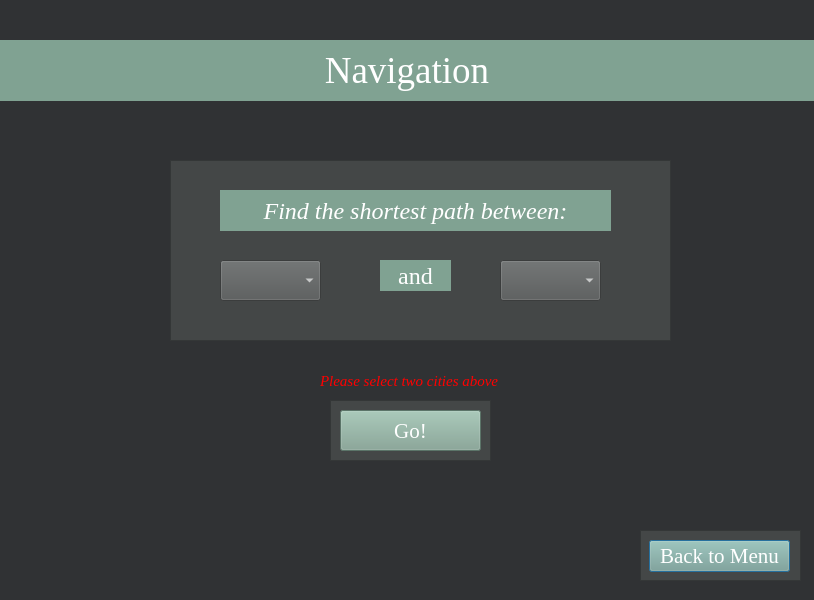
This is MiniWasalnyApp/navigate.ui in MahinourAbdelgawad/CS2-Lab-Project as Qt 5 draws it before an edit. The edited form follows.
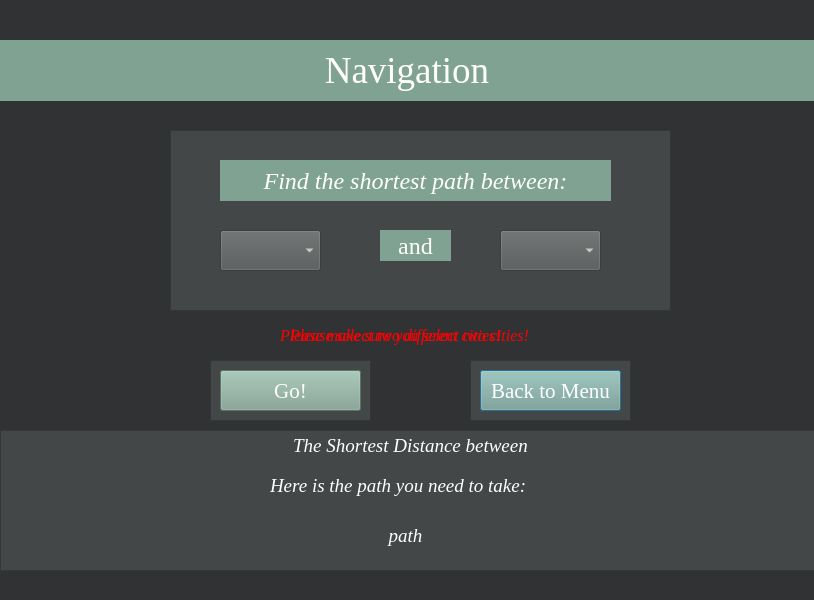
This is the edited form.

Patch:
```diff
--- a/MiniWasalnyApp/navigate.ui
+++ b/MiniWasalnyApp/navigate.ui
@@ -43,34 +43,11 @@
     <set>Qt::AlignCenter</set>
    </property>
   </widget>
-  <widget class="QPushButton" name="back">
-   <property name="geometry">
-    <rect>
-     <x>649</x>
-     <y>540</y>
-     <width>141</width>
-     <height>32</height>
-    </rect>
-   </property>
-   <property name="font">
-    <font>
-     <family>Georgia</family>
-     <pointsize>16</pointsize>
-    </font>
-   </property>
-   <property name="styleSheet">
-    <string notr="true">color: rgb(255, 255, 255);
-background-color: rgb(128, 162, 146);</string>
-   </property>
-   <property name="text">
-    <string>Back to Menu</string>
-   </property>
-  </widget>
   <widget class="QLabel" name="label_2">
    <property name="geometry">
     <rect>
      <x>220</x>
-     <y>190</y>
+     <y>160</y>
      <width>391</width>
      <height>41</height>
     </rect>
@@ -97,7 +74,7 @@
    <property name="geometry">
     <rect>
      <x>380</x>
-     <y>260</y>
+     <y>230</y>
      <width>71</width>
      <height>31</height>
     </rect>
@@ -123,7 +100,7 @@
    <property name="geometry">
     <rect>
      <x>220</x>
-     <y>260</y>
+     <y>230</y>
      <width>101</width>
      <height>41</height>
     </rect>
@@ -137,7 +114,7 @@
    <property name="geometry">
     <rect>
      <x>500</x>
-     <y>260</y>
+     <y>230</y>
      <width>101</width>
      <height>41</height>
     </rect>
@@ -150,10 +127,10 @@
   <widget class="QFrame" name="frame">
    <property name="geometry">
     <rect>
-     <x>640</x>
-     <y>530</y>
+     <x>470</x>
+     <y>360</y>
      <width>161</width>
-     <height>51</height>
+     <height>61</height>
     </rect>
    </property>
    <property name="styleSheet">
@@ -165,12 +142,35 @@
    <property name="frameShadow">
     <enum>QFrame::Raised</enum>
    </property>
+   <widget class="QPushButton" name="back">
+    <property name="geometry">
+     <rect>
+      <x>10</x>
+      <y>10</y>
+      <width>141</width>
+      <height>41</height>
+     </rect>
+    </property>
+    <property name="font">
+     <font>
+      <family>Georgia</family>
+      <pointsize>16</pointsize>
+     </font>
+    </property>
+    <property name="styleSheet">
+     <string notr="true">color: rgb(255, 255, 255);
+background-color: rgb(128, 162, 146);</string>
+    </property>
+    <property name="text">
+     <string>Back to Menu</string>
+    </property>
+   </widget>
   </widget>
   <widget class="QFrame" name="frame_2">
    <property name="geometry">
     <rect>
      <x>170</x>
-     <y>160</y>
+     <y>130</y>
      <width>501</width>
      <height>181</height>
     </rect>
@@ -188,8 +188,8 @@
   <widget class="QPushButton" name="go">
    <property name="geometry">
     <rect>
-     <x>340</x>
-     <y>410</y>
+     <x>220</x>
+     <y>370</y>
      <width>141</width>
      <height>41</height>
     </rect>
@@ -211,8 +211,8 @@
   <widget class="QFrame" name="frame_3">
    <property name="geometry">
     <rect>
-     <x>330</x>
-     <y>400</y>
+     <x>210</x>
+     <y>360</y>
      <width>161</width>
      <height>61</height>
     </rect>
@@ -230,37 +230,165 @@
   <widget class="QLabel" name="errorlabel">
    <property name="geometry">
     <rect>
-     <x>320</x>
-     <y>370</y>
-     <width>231</width>
-     <height>21</height>
+     <x>290</x>
+     <y>320</y>
+     <width>301</width>
+     <height>31</height>
     </rect>
    </property>
    <property name="font">
     <font>
      <family>Georgia</family>
-     <pointsize>11</pointsize>
+     <pointsize>12</pointsize>
      <italic>true</italic>
     </font>
    </property>
    <property name="styleSheet">
-    <string notr="true">color: rgb(255, 0, 0);</string>
+    <string notr="true">color: rgb(255, 0, 0);
+background-color: rgba(0,0,0,0%);</string>
    </property>
    <property name="text">
-    <string>Please select two cities above</string>
+    <string>Please select two different cities!</string>
    </property>
   </widget>
+  <widget class="QLabel" name="errorlabel_2">
+   <property name="geometry">
+    <rect>
+     <x>280</x>
+     <y>320</y>
+     <width>341</width>
+     <height>31</height>
+    </rect>
+   </property>
+   <property name="font">
+    <font>
+     <family>Georgia</family>
+     <pointsize>12</pointsize>
+     <italic>true</italic>
+    </font>
+   </property>
+   <property name="styleSheet">
+    <string notr="true">color: rgb(255, 0, 0);
+background-color: rgba(0,0,0,0%);</string>
+   </property>
+   <property name="text">
+    <string>Please make sure you select two cities!</string>
+   </property>
+  </widget>
+  <widget class="QLabel" name="thePath">
+   <property name="geometry">
+    <rect>
+     <x>270</x>
+     <y>470</y>
+     <width>331</width>
+     <height>31</height>
+    </rect>
+   </property>
+   <property name="font">
+    <font>
+     <family>Georgia</family>
+     <pointsize>14</pointsize>
+     <italic>true</italic>
+     <bold>false</bold>
+    </font>
+   </property>
+   <property name="styleSheet">
+    <string notr="true">color: rgb(255, 255, 255);
+background-color: rgba(0,0,0,0%);</string>
+   </property>
+   <property name="text">
+    <string>Here is the path you need to take:</string>
+   </property>
+  </widget>
+  <widget class="QLabel" name="path">
+   <property name="geometry">
+    <rect>
+     <x>0</x>
+     <y>510</y>
+     <width>811</width>
+     <height>51</height>
+    </rect>
+   </property>
+   <property name="font">
+    <font>
+     <family>Georgia</family>
+     <pointsize>14</pointsize>
+     <italic>true</italic>
+     <bold>false</bold>
+    </font>
+   </property>
+   <property name="styleSheet">
+    <string notr="true">color: rgb(255, 255, 255);
+background-color: rgba(0,0,0,0%);</string>
+   </property>
+   <property name="text">
+    <string>path</string>
+   </property>
+   <property name="alignment">
+    <set>Qt::AlignCenter</set>
+   </property>
+  </widget>
+  <widget class="QFrame" name="frame_4">
+   <property name="geometry">
+    <rect>
+     <x>0</x>
+     <y>430</y>
+     <width>821</width>
+     <height>141</height>
+    </rect>
+   </property>
+   <property name="styleSheet">
+    <string notr="true">background-color: rgb(68, 71, 71);</string>
+   </property>
+   <property name="frameShape">
+    <enum>QFrame::StyledPanel</enum>
+   </property>
+   <property name="frameShadow">
+    <enum>QFrame::Raised</enum>
+   </property>
+   <widget class="QLabel" name="theShortest">
+    <property name="geometry">
+     <rect>
+      <x>10</x>
+      <y>0</y>
+      <width>801</width>
+      <height>31</height>
+     </rect>
+    </property>
+    <property name="font">
+     <font>
+      <family>Georgia</family>
+      <pointsize>14</pointsize>
+      <italic>true</italic>
+      <bold>false</bold>
+     </font>
+    </property>
+    <property name="styleSheet">
+     <string notr="true">color: rgb(255, 255, 255);
+background-color: rgba(0,0,0,0%);</string>
+    </property>
+    <property name="text">
+     <string>The Shortest Distance between</string>
+    </property>
+    <property name="alignment">
+     <set>Qt::AlignCenter</set>
+    </property>
+   </widget>
+  </widget>
+  <zorder>frame_4</zorder>
   <zorder>frame_3</zorder>
   <zorder>frame_2</zorder>
   <zorder>frame</zorder>
   <zorder>label</zorder>
-  <zorder>back</zorder>
   <zorder>label_2</zorder>
   <zorder>label_3</zorder>
   <zorder>sourcebox</zorder>
   <zorder>destinationbox</zorder>
   <zorder>go</zorder>
   <zorder>errorlabel</zorder>
+  <zorder>errorlabel_2</zorder>
+  <zorder>thePath</zorder>
+  <zorder>path</zorder>
  </widget>
  <resources/>
  <connections/>
```
